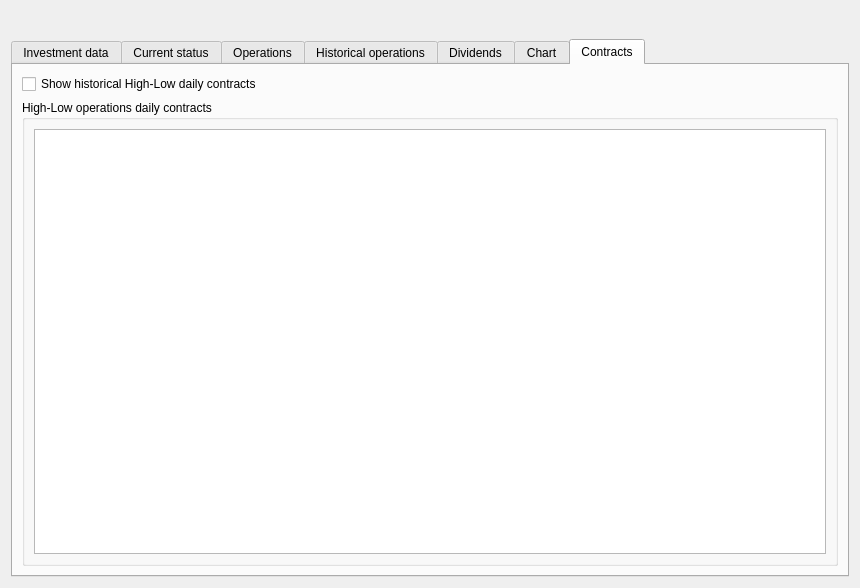
Old version of the form xulpymoney/ui/frmInvestmentReport.ui in the repository turulomio/xulpymoney.
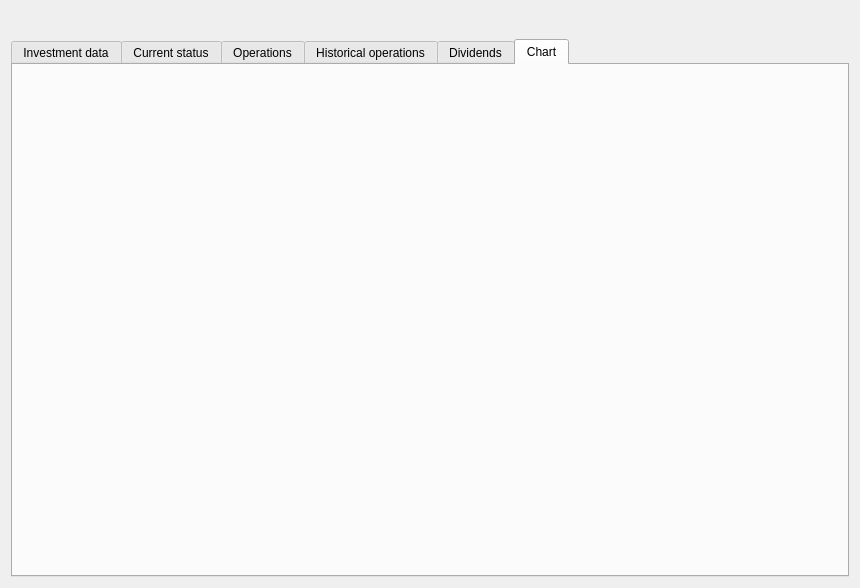
New version of the form. Icons and pictures are not drawn. Custom widgets are drawn as their Qt base class.

The edit to the form file:
```diff
--- a/xulpymoney/ui/frmInvestmentReport.ui
+++ b/xulpymoney/ui/frmInvestmentReport.ui
@@ -49,7 +49,7 @@
         <bool>true</bool>
        </property>
        <property name="currentIndex">
-        <number>6</number>
+        <number>5</number>
        </property>
        <widget class="QWidget" name="tab_12">
         <attribute name="icon">
@@ -687,59 +687,6 @@
          </item>
         </layout>
        </widget>
-       <widget class="QWidget" name="tabContracts">
-        <attribute name="icon">
-         <iconset resource="../images/xulpymoney.qrc">
-          <normaloff>:/xulpymoney/history2.png</normaloff>:/xulpymoney/history2.png</iconset>
-        </attribute>
-        <attribute name="title">
-         <string>Contracts</string>
-        </attribute>
-        <layout class="QHBoxLayout" name="horizontalLayout_19">
-         <item>
-          <layout class="QVBoxLayout" name="verticalLayout_17">
-           <item>
-            <widget class="QCheckBox" name="chkHistoricalContracts">
-             <property name="text">
-              <string>Show historical High-Low daily contracts</string>
-             </property>
-            </widget>
-           </item>
-           <item>
-            <widget class="QGroupBox" name="grpHlContracts">
-             <property name="title">
-              <string>High-Low operations daily contracts</string>
-             </property>
-             <layout class="QHBoxLayout" name="horizontalLayout_18">
-              <item>
-               <widget class="myQTableWidget" name="tblHlContracts">
-                <property name="contextMenuPolicy">
-                 <enum>Qt::CustomContextMenu</enum>
-                </property>
-                <property name="editTriggers">
-                 <set>QAbstractItemView::NoEditTriggers</set>
-                </property>
-                <property name="alternatingRowColors">
-                 <bool>true</bool>
-                </property>
-                <property name="selectionMode">
-                 <enum>QAbstractItemView::SingleSelection</enum>
-                </property>
-                <property name="selectionBehavior">
-                 <enum>QAbstractItemView::SelectRows</enum>
-                </property>
-                <attribute name="verticalHeaderVisible">
-                 <bool>false</bool>
-                </attribute>
-               </widget>
-              </item>
-             </layout>
-            </widget>
-           </item>
-          </layout>
-         </item>
-        </layout>
-       </widget>
       </widget>
      </item>
     </layout>
```
